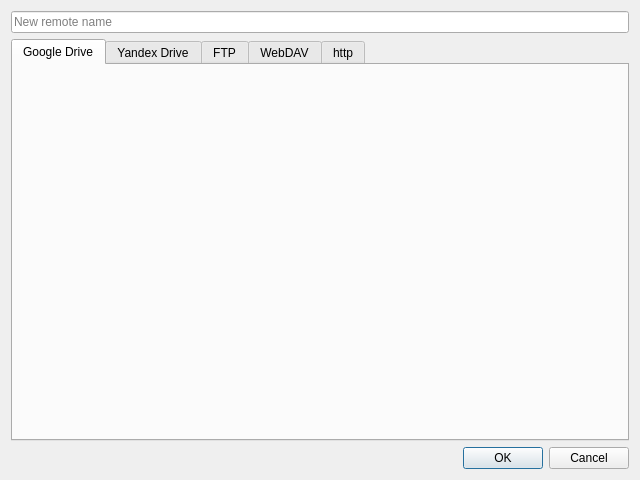
First picture: the form in forms/new_remote_window.ui, repository Communist02/agile, before the edit.
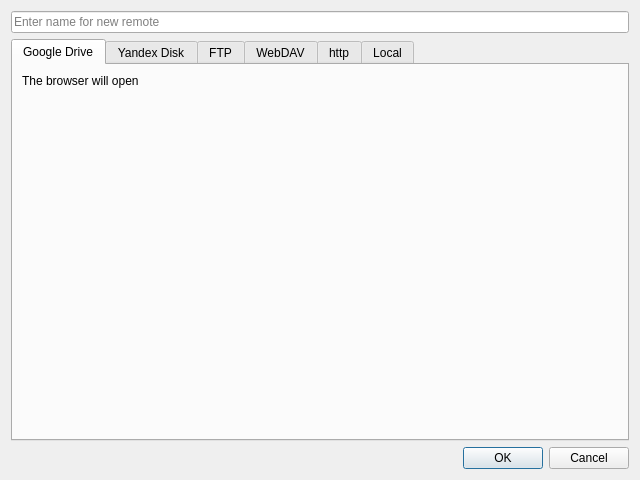
Second picture: the form after the edit. The open tabs and pages were chosen to show the change.

Diff of the .ui file:
```diff
--- a/forms/new_remote_window.ui
+++ b/forms/new_remote_window.ui
@@ -20,7 +20,7 @@
       <string/>
      </property>
      <property name="placeholderText">
-      <string>New remote name</string>
+      <string>Enter name for new remote</string>
      </property>
     </widget>
    </item>
@@ -33,10 +33,32 @@
       <attribute name="title">
        <string>Google Drive</string>
       </attribute>
+      <layout class="QVBoxLayout" name="verticalLayout_9">
+       <item>
+        <widget class="QLabel" name="label_3">
+         <property name="text">
+          <string>The browser will open</string>
+         </property>
+        </widget>
+       </item>
+       <item>
+        <spacer name="verticalSpacer_3">
+         <property name="orientation">
+          <enum>Qt::Orientation::Vertical</enum>
+         </property>
+         <property name="sizeHint" stdset="0">
+          <size>
+           <width>20</width>
+           <height>40</height>
+          </size>
+         </property>
+        </spacer>
+       </item>
+      </layout>
      </widget>
      <widget class="QWidget" name="tab_yandex">
       <attribute name="title">
-       <string>Yandex Drive</string>
+       <string>Yandex Disk</string>
       </attribute>
      </widget>
      <widget class="QWidget" name="tab_ftp">
@@ -208,6 +230,11 @@
        </item>
       </layout>
      </widget>
+     <widget class="QWidget" name="tab_local">
+      <attribute name="title">
+       <string>Local</string>
+      </attribute>
+     </widget>
     </widget>
    </item>
    <item>
```
Left out of the diff: 58 changed lines with no effect on the pictures.
